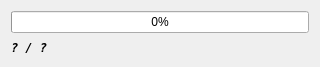
Before: the Qt Designer form ui/progress.ui in vitiacat/ModrinthBrowser, drawn with Qt 5.
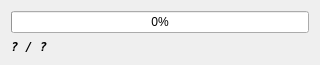
After: the same form once the commit is applied.

What changed in the file:
```diff
--- a/ui/progress.ui
+++ b/ui/progress.ui
@@ -10,7 +10,7 @@
     <x>0</x>
     <y>0</y>
     <width>320</width>
-    <height>67</height>
+    <height>65</height>
    </rect>
   </property>
   <property name="windowTitle">
```
Left out of the diff: 2 changed lines with no effect on the pictures.
